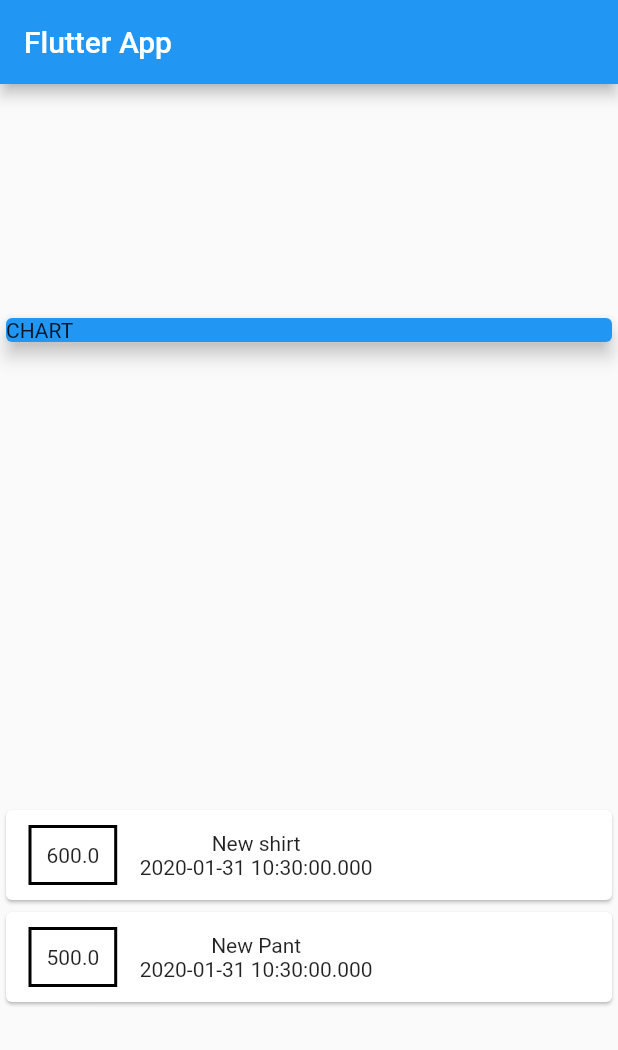
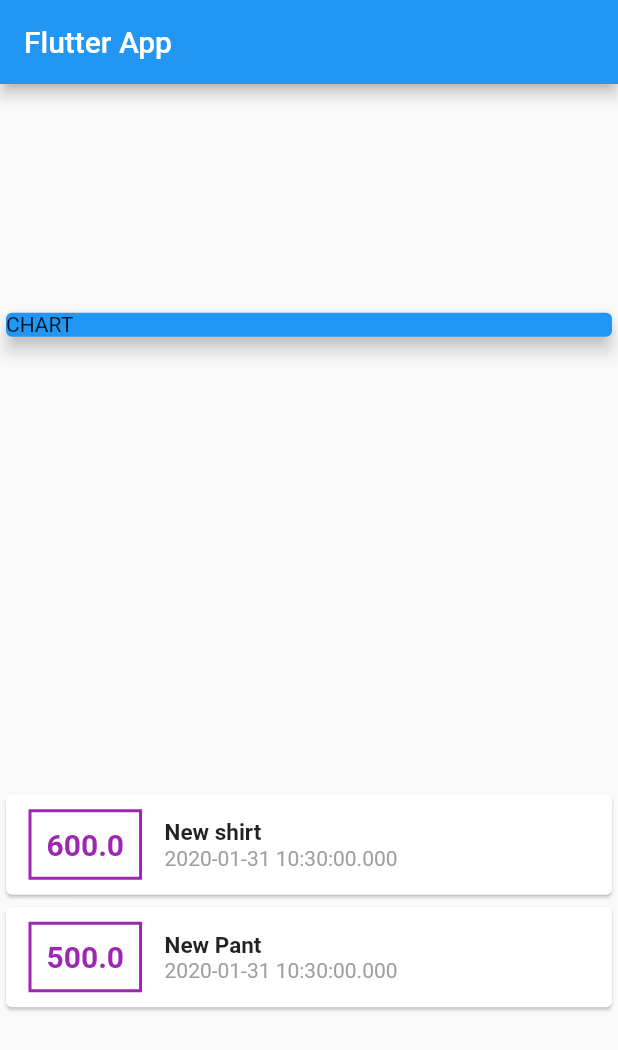
Before and after one commit to lhmisho/Money-App-Flutter, a Flutter app: the screen it shows after launch, on a phone screen of 412 x 824 dp. Shown: the top 1050 px of the screen. Run offline on Flutter 3.47's test engine with Material 2 defaults, Android fonts, the phone set to English and light mode, and no system bars.

Commit message:
t12 text styling

```diff
--- a/lib/main.dart
+++ b/lib/main.dart
@@ -60,17 +60,34 @@ class MyHomePage extends StatelessWidget {
                       ),
                       decoration: BoxDecoration(
                         border: Border.all(
-                          color: Colors.black,
+                          color: Colors.purple,
                           width: 2,
                         ),
                       ),
                       padding: EdgeInsets.all(10),
-                      child: Text(tx.amount.toString()),
+                      child: Text(
+                        tx.amount.toString(),
+                        style: TextStyle(
+                          fontWeight: FontWeight.bold,
+                          fontSize: 20,
+                          color: Colors.purple,
+                        ),
+                      ),
                     ),
                     Column(
+                      crossAxisAlignment: CrossAxisAlignment.start,
                       children: <Widget>[
-                        Text(tx.title),
-                        Text(tx.date.toString()),
+                        Text(
+                          tx.title,
+                          style: TextStyle(
+                              fontWeight: FontWeight.bold, fontSize: 15),
+                        ),
+                        Text(
+                          tx.date.toString(),
+                          style: TextStyle(
+                            color: Colors.grey,
+                          ),
+                        ),
                       ],
                     ),
                   ],
```
